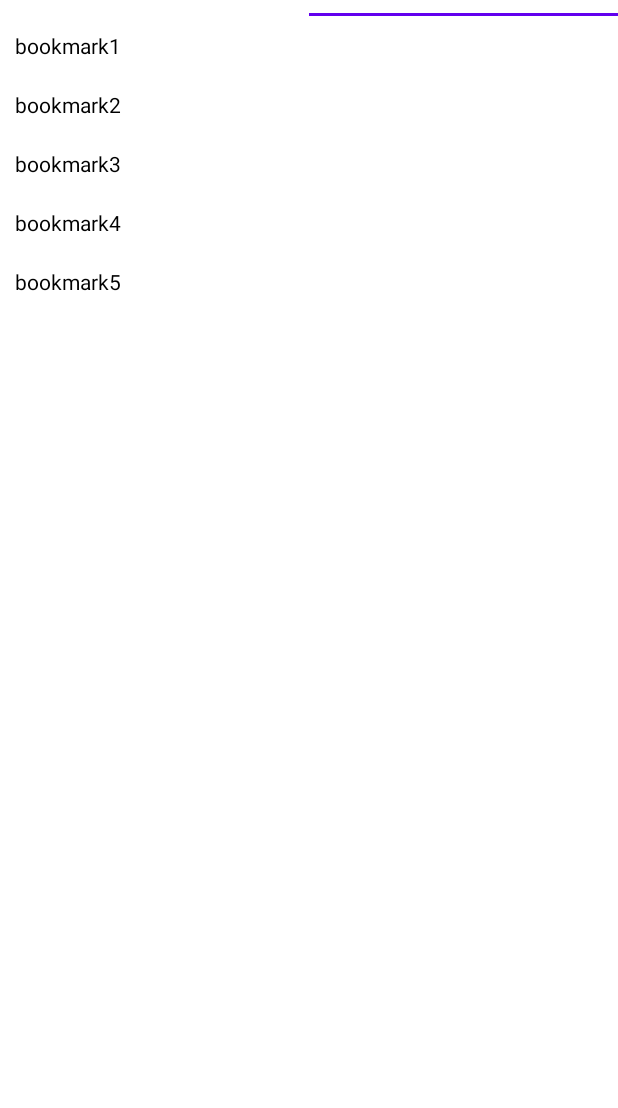
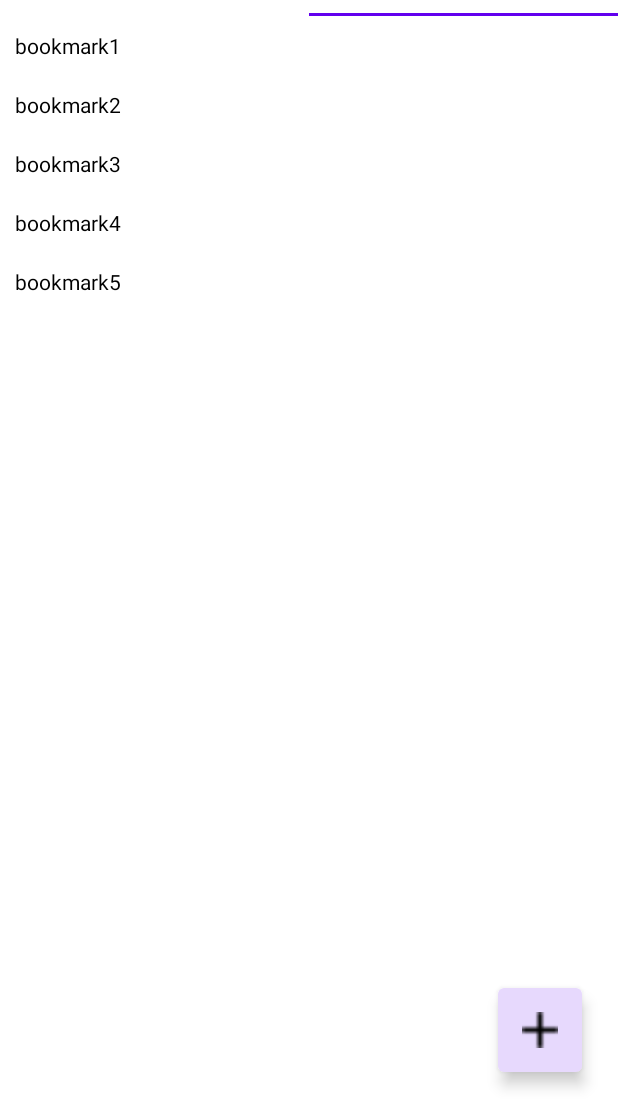
Before and after one commit to scarletYewon/TODO, an Android app: the screen it shows after launch (MainActivity), tab 2 chosen, on a phone screen of 412 x 824 dp, the part 128-1236 px from its top. Run offline under Robolectric (Android 15) with nearby library versions, the phone set to English and light mode, and no system bars.

Commit message:
floatingActionButton

```diff
--- a/App/app/src/main/res/layout/activity_main.xml
+++ b/App/app/src/main/res/layout/activity_main.xml
@@ -37,4 +37,17 @@
         app:layout_constraintLeft_toLeftOf="parent"
         app:layout_constraintRight_toRightOf="parent"/>
 
+    <com.google.android.material.floatingactionbutton.FloatingActionButton
+        android:id="@+id/add_btn"
+        android:layout_width="wrap_content"
+        android:layout_height="wrap_content"
+        android:src="@drawable/icon_plus"
+        android:backgroundTint="#E7D9FD"
+        app:borderWidth="0dp"
+        app:shapeAppearanceOverlay="?attr/shapeAppearanceMediumComponent"
+        android:layout_marginEnd="24dp"
+        android:layout_marginBottom="24dp"
+        app:layout_constraintBottom_toBottomOf="parent"
+        app:layout_constraintEnd_toEndOf="parent" />
+
 </androidx.constraintlayout.widget.ConstraintLayout>
```
Also changed, not shown: App/app/src/main/res/drawable/icon_plus.png (added), 1 other file.
